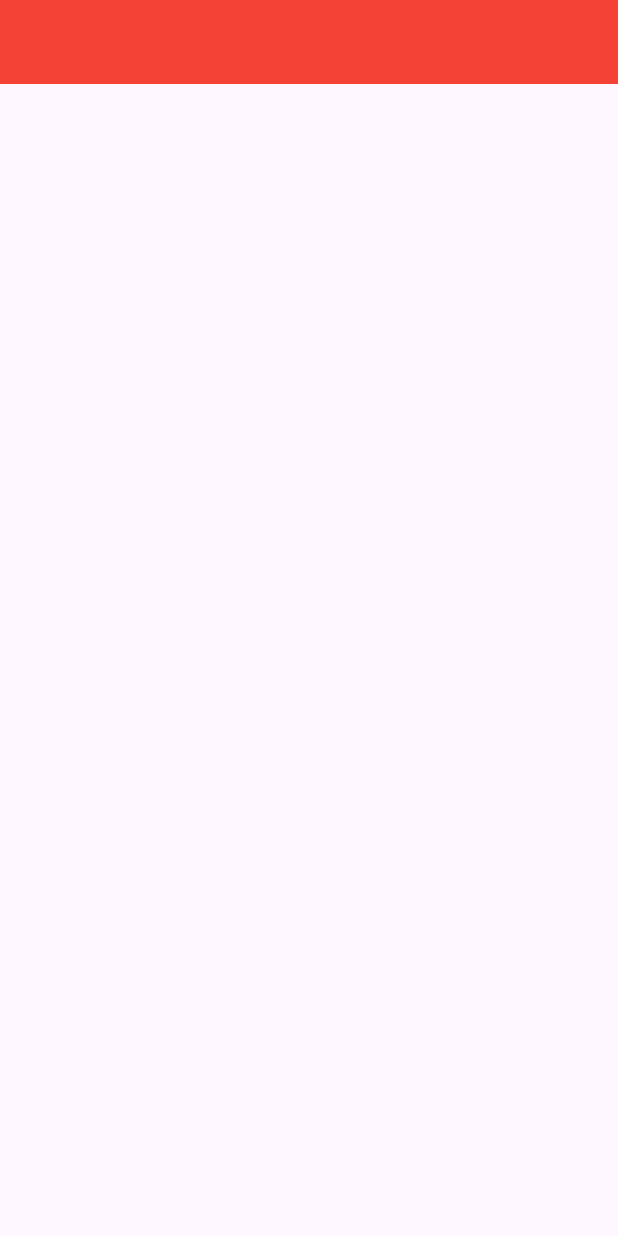
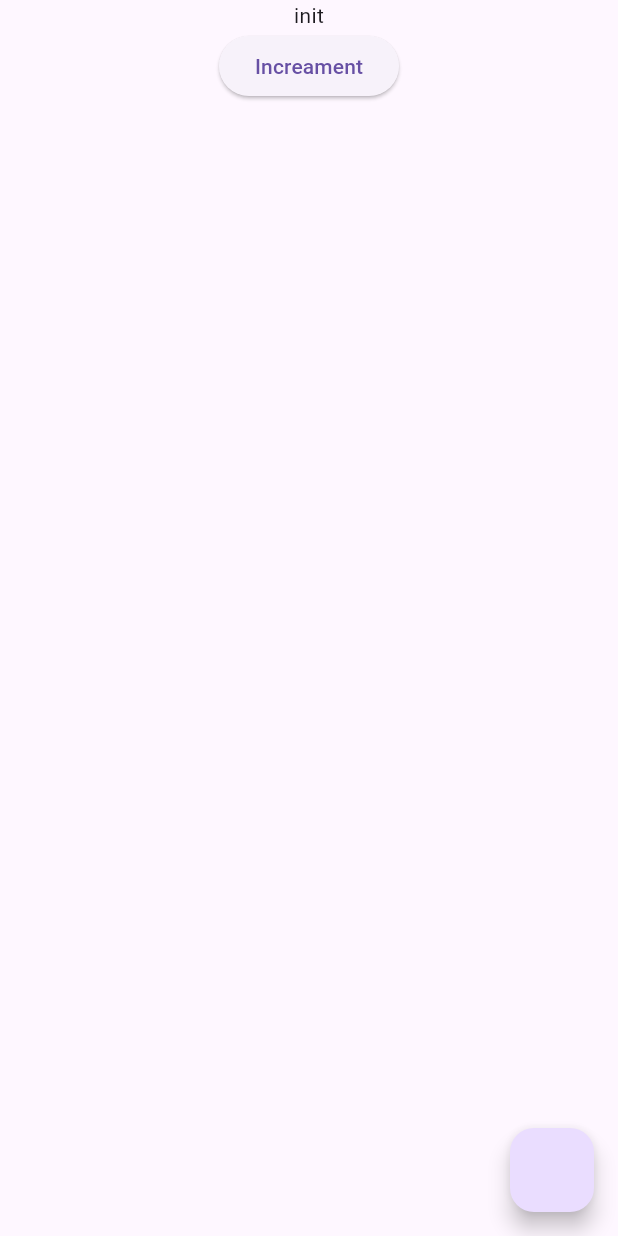
Before and after one commit to The-Closure/flutter_course_summer_2024_r2, a Flutter app: the screen it shows after launch, on a phone screen of 412 x 824 dp. Run offline on Flutter 3.47's test engine with Material 3 defaults, Android fonts, the light colour scheme and no system bars; our stand-ins replace easy_localization, flutter_bloc.

Commit message:
bloc pattern

```diff
--- /dev/null
+++ b/assets/translate/ar.json
@@ -0,0 +1,4 @@
+{
+    "Hello":"مرحبا",
+    "New":"جديد"
+}
--- /dev/null
+++ b/assets/translate/en.json
@@ -0,0 +1,4 @@
+{
+    "Hello":"Hello",
+    "New":"New"
+}
--- /dev/null
+++ b/lib/counter_bloc/counter_event.dart
@@ -0,0 +1,7 @@
+
+
+class CounterEvent {}
+
+class Increament extends CounterEvent {}
+
+class Decreament extends CounterEvent {}
--- /dev/null
+++ b/lib/counter_bloc/counter_manager.dart
@@ -0,0 +1,20 @@
+import 'package:flutter_bloc/flutter_bloc.dart';
+import 'package:github_session/counter_bloc/counter_event.dart';
+import 'package:github_session/counter_bloc/counter_state.dart';
+
+class CounterManager extends Bloc<CounterEvent, CounterState> {
+  CounterManager() : super(InitState()) {
+    on<Increament>(
+      (event, emit) {
+        emit(TheNumberHasBeenAdded());
+      },
+    );
+
+    on<Decreament>(
+      (event, emit) {
+        emit(TheNumberHasBeedSubbed());
+        print("Helllo");
+      },
+    );
+  }
+}
--- /dev/null
+++ b/lib/counter_bloc/counter_state.dart
@@ -0,0 +1,8 @@
+
+class CounterState {}
+
+class InitState extends CounterState {}
+
+class TheNumberHasBeenAdded extends CounterState {}
+
+class TheNumberHasBeedSubbed extends CounterState {}
--- a/lib/main.dart
+++ b/lib/main.dart
@@ -1,13 +1,110 @@
+import 'package:easy_localization/easy_localization.dart';
 import 'package:flutter/material.dart';
+import 'package:flutter_bloc/flutter_bloc.dart';
+import 'package:github_session/counter_bloc/counter_event.dart';
+import 'package:github_session/counter_bloc/counter_manager.dart';
+import 'package:github_session/counter_bloc/counter_state.dart';
 
-void main(List<String> args) {
+void main() async {
+  WidgetsFlutterBinding.ensureInitialized();
+  await EasyLocalization.ensureInitialized();
+
   runApp(
-    MaterialApp(
-      home: Scaffold(
-        appBar: AppBar(
-          backgroundColor: Colors.red,
+    EasyLocalization(
+        supportedLocales: [Locale('en'), Locale('ar')],
+        path:
+            'assets/translate', // <-- change the path of the translation files
+        fallbackLocale: Locale('en'),
+        child: MyApp()),
+  );
+}
+
+class MyApp extends StatelessWidget {
+  const MyApp({super.key});
+
+  @override
+  Widget build(BuildContext context) {
+    return MaterialApp(
+      localizationsDelegates: context.localizationDelegates,
+      supportedLocales: context.supportedLocales,
+      locale: context.locale,
+      home: CounterPageWithBloc(),
+    );
+  }
+}
+
+class HomePage extends StatelessWidget {
+  HomePage({super.key});
+
+  ValueNotifier<int> counter = ValueNotifier(0);
+
+  @override
+  Widget build(BuildContext context) {
+    return Scaffold(
+      appBar: AppBar(
+        title: Text("Hello").tr(),
+      ),
+      body: Center(
+        child: ValueListenableBuilder(
+          valueListenable: counter,
+          builder: (context, value, child) {
+            return Text(
+              value.toString(),
+              style: TextStyle(fontSize: 30),
+            );
+          },
         ),
       ),
-    ),
-  );
+      floatingActionButton: FloatingActionButton(
+        child: Text("New").tr(),
+        onPressed: () {
+          if (context.locale.languageCode == 'ar') {
+            context.setLocale(Locale('en'));
+          } else {
+            context.setLocale(Locale('ar'));
+          }
+        },
+      ),
+    );
+  }
 }
+
+class CounterPageWithBloc extends StatelessWidget {
+  const CounterPageWithBloc({super.key});
+
+  @override
+  Widget build(BuildContext context) {
+    return BlocProvider(
+      create: (context) => CounterManager(),
+      child: Builder(builder: (context) {
+        return Scaffold(
+          body: Center(
+            child: Column(
+              children: [
+                BlocBuilder<CounterManager, CounterState>(
+                  builder: (context, state) {
+                    if (state is TheNumberHasBeenAdded) {
+                      return Text("1");
+                    } else if (state is TheNumberHasBeedSubbed){
+                      return Text("-1");
+                    }else {
+                      return Text("init");
+                    }
+                  },
+                ),
+                ElevatedButton(
+                    onPressed: () {
+                      context.read<CounterManager>().add(Increament());
+                    },
+                    child: Text("Increament"))
+              ],
+            ),
+          ),
+          floatingActionButton: FloatingActionButton(onPressed: () {
+            context.read<CounterManager>().add(Decreament());
+          }),
+        );
+      }),
+    );
+  }
+}
--- /dev/null
+++ b/lib/res/app_string.dart
@@ -0,0 +1,3 @@
+class AppString {
+  static String HELLO = "Hello";
+}
--- a/pubspec.yaml
+++ b/pubspec.yaml
@@ -35,6 +35,8 @@ dependencies:
   # The following adds the Cupertino Icons font to your application.
   # Use with the CupertinoIcons class for iOS style icons.
   cupertino_icons: ^1.0.8
+  easy_localization: ^3.0.0
+  flutter_bloc: ^8.1.6
 
 dev_dependencies:
   flutter_test:
@@ -59,8 +61,8 @@ flutter:
   uses-material-design: true
 
   # To add assets to your application, add an assets section, like this:
-  # assets:
-  #   - images/a_dot_burr.jpeg
+  assets:
+    - assets/translate/
   #   - images/a_dot_ham.jpeg
 
   # An image asset can refer to one or more resolution-specific "variants", see
```
Also changed, not shown: pubspec.lock, 1 other file.
